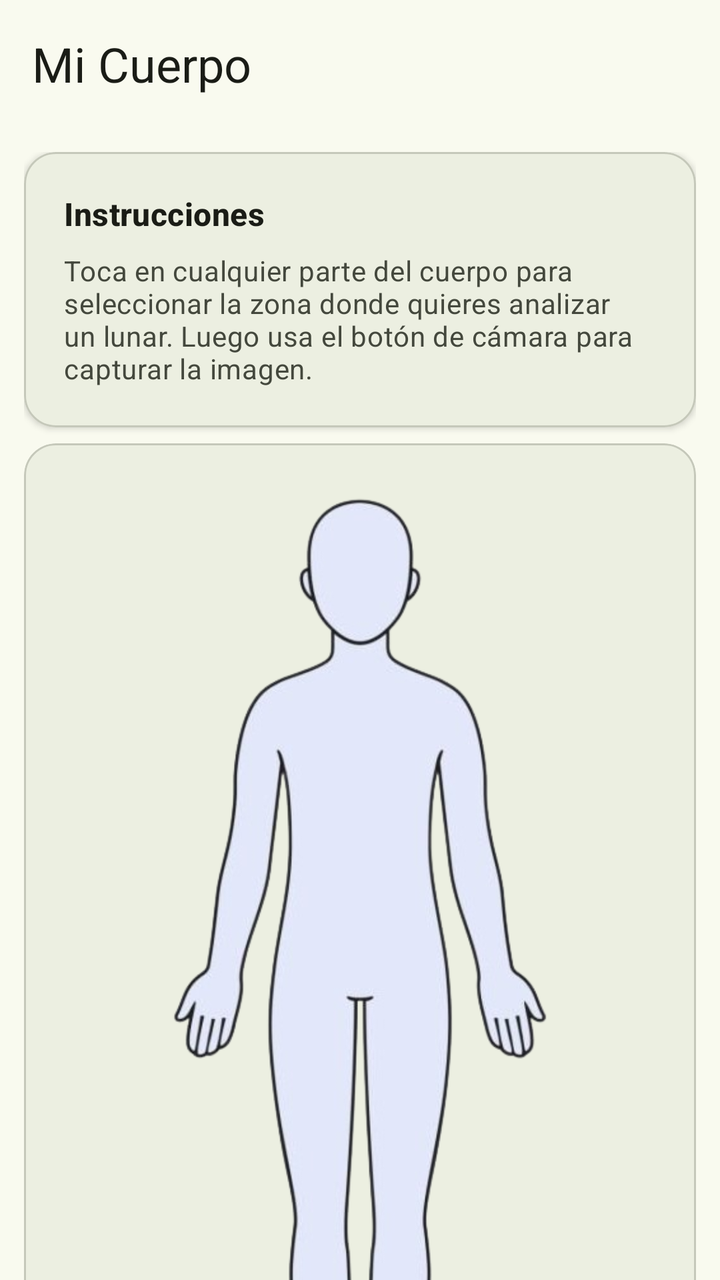
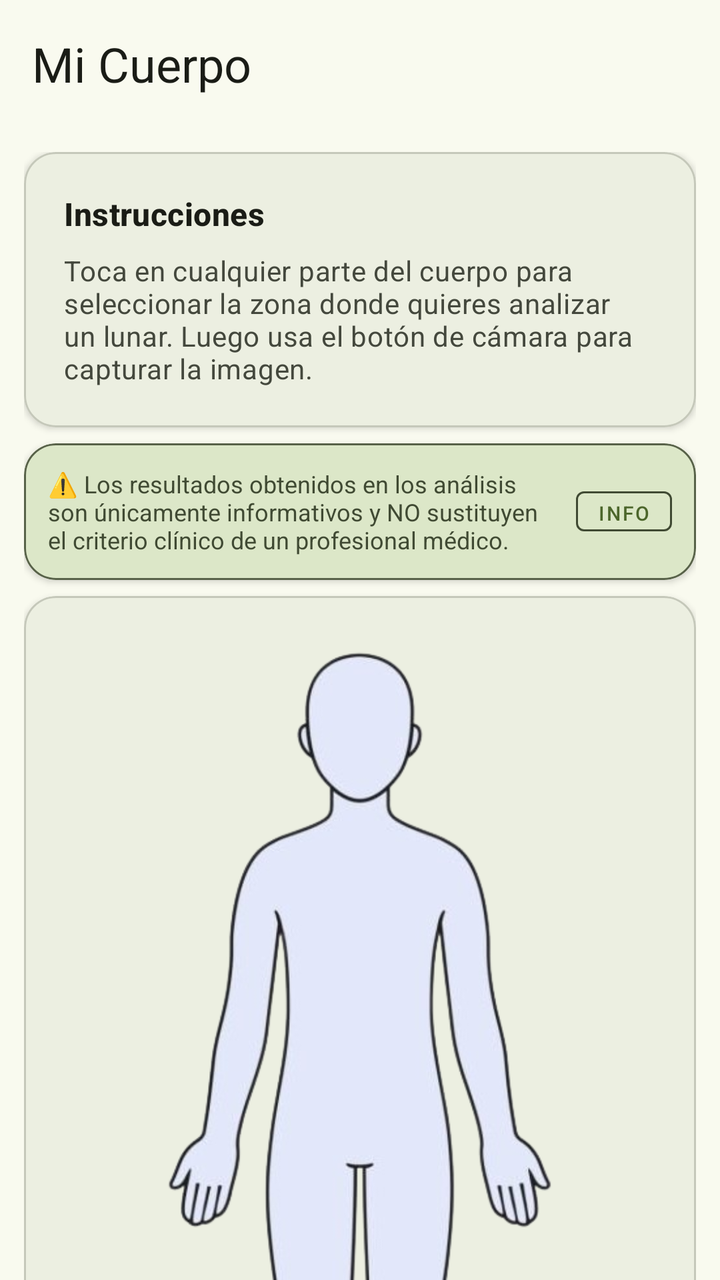

Screens rendered from an Android XML layout before and after an edit, with the pre-edit source and the edit as a unified diff.
<!-- AndroidManifest.xml: application theme Theme.SkinCare_TFM -->
<!-- res/layout/fragment_body.xml -->
<?xml version="1.0" encoding="utf-8"?>
<androidx.coordinatorlayout.widget.CoordinatorLayout
    xmlns:android="http://schemas.android.com/apk/res/android"
    xmlns:app="http://schemas.android.com/apk/res-auto"
    xmlns:tools="http://schemas.android.com/tools"
    android:layout_width="match_parent"
    android:layout_height="match_parent"
    android:background="?attr/colorSurface"
    tools:context="fragments.MyBodyFragment">

    
    <com.google.android.material.appbar.AppBarLayout
        android:layout_width="match_parent"
        android:layout_height="wrap_content"
        android:background="@android:color/transparent"
        app:elevation="0dp">

        <com.google.android.material.appbar.MaterialToolbar
            android:id="@+id/toolbar"
            android:layout_width="match_parent"
            android:layout_height="?attr/actionBarSize"
            android:background="@android:color/transparent"
            app:title="@string/my_body_title"
            app:titleTextAppearance="?attr/textAppearanceHeadlineSmall"
            app:titleTextColor="?attr/colorOnSurface"
            app:menu="@menu/body_menu" />

    </com.google.android.material.appbar.AppBarLayout>

    
    <androidx.core.widget.NestedScrollView
        android:layout_width="match_parent"
        android:layout_height="match_parent"
        app:layout_behavior="@string/appbar_scrolling_view_behavior">

        <androidx.constraintlayout.widget.ConstraintLayout
            android:layout_width="match_parent"
            android:layout_height="wrap_content"
            android:padding="12dp">

            
            <com.google.android.material.card.MaterialCardView
                android:id="@+id/card_info"
                android:layout_width="match_parent"
                android:layout_height="wrap_content"
                android:layout_marginBottom="16dp"
                style="@style/Widget.SkinCare_TFM.Card"
                app:layout_constraintTop_toTopOf="parent"
                app:layout_constraintStart_toStartOf="parent"
                app:layout_constraintEnd_toEndOf="parent">

                <LinearLayout
                    android:layout_width="match_parent"
                    android:layout_height="wrap_content"
                    android:orientation="vertical"
                    android:padding="20dp">

                    <TextView
                        android:layout_width="match_parent"
                        android:layout_height="wrap_content"
                        android:text="@string/body_instruction_title"
                        android:textAppearance="?attr/textAppearanceTitleMedium"
                        android:textColor="?attr/colorOnSurface"
                        android:textStyle="bold"
                        android:layout_marginBottom="8dp" />

                    <TextView
                        android:layout_width="match_parent"
                        android:layout_height="wrap_content"
                        android:text="@string/body_instruction_description"
                        android:textAppearance="?attr/textAppearanceBodyMedium"
                        android:textColor="?attr/colorOnSurfaceVariant" />

                </LinearLayout>

            </com.google.android.material.card.MaterialCardView>

            
            <com.google.android.material.card.MaterialCardView
                android:id="@+id/card_body_container"
                android:layout_width="match_parent"
                android:layout_height="0dp"
                android:layout_marginTop="8dp"
                android:layout_marginBottom="16dp"
                style="@style/Widget.SkinCare_TFM.Card"
                app:layout_constraintTop_toBottomOf="@id/card_info"
                app:layout_constraintStart_toStartOf="parent"
                app:layout_constraintEnd_toEndOf="parent"
                app:layout_constraintBottom_toBottomOf="parent"
                app:layout_constraintHeight_percent="0.77">

                <FrameLayout
                    android:layout_width="match_parent"
                    android:layout_height="match_parent"
                    android:padding="8dp">

                    
                    <ImageView
                        android:id="@+id/frontBodyImage"
                        android:layout_width="match_parent"
                        android:layout_height="match_parent"
                        android:layout_gravity="center"
                        android:adjustViewBounds="true"
                        android:contentDescription="@string/body_image_description"
                        android:scaleType="centerInside"
                        android:src="@drawable/front_body" />

                    
                    <ImageView
                        android:id="@+id/frontBodyImageAreas"
                        android:layout_width="match_parent"
                        android:layout_height="match_parent"
                        android:layout_gravity="center"
                        android:adjustViewBounds="true"
                        android:alpha="0"
                        android:contentDescription="@string/body_mask_description"
                        android:scaleType="centerInside"
                        android:src="@drawable/front_body_mask" />

                </FrameLayout>

            </com.google.android.material.card.MaterialCardView>

        </androidx.constraintlayout.widget.ConstraintLayout>

    </androidx.core.widget.NestedScrollView>

</androidx.coordinatorlayout.widget.CoordinatorLayout>
<!-- resources referenced by this layout -->
<resources>
  <string name="body_image_description">Imagen del cuerpo humano</string>
  <string name="body_instruction_description">Toca en cualquier parte del cuerpo para seleccionar la zona donde quieres analizar un lunar. Luego usa el botón de cámara para capturar la imagen.</string>
  <string name="body_instruction_title">Instrucciones</string>
  <string name="body_mask_description">Máscara de áreas del cuerpo</string>
  <string name="my_body_title">Mi Cuerpo</string>
  <style name="Widget.SkinCare_TFM.Card" parent="Widget.Material3.CardView.Elevated">
          <item name="cardElevation">2dp</item>
          <item name="cardCornerRadius">16dp</item>
          <item name="cardBackgroundColor">@color/md_theme_surface</item>
          <item name="strokeColor">@color/md_theme_outlineVariant</item>
          <item name="strokeWidth">1dp</item>
      </style>
  <style name="Theme.SkinCare_TFM" parent="Base.Theme.SkinCare_TFM" />
  <color name="md_theme_surface">#F9FAEF</color>
  <color name="md_theme_outlineVariant">#C5C8BA</color>
  <color name="md_theme_primary">#4C662B</color>
  <color name="md_theme_onPrimary">#FFFFFF</color>
  <color name="md_theme_primaryContainer">#CDEDA3</color>
  <color name="md_theme_onPrimaryContainer">#354E16</color>
  <color name="md_theme_secondary">#586249</color>
  <color name="md_theme_onSecondary">#FFFFFF</color>
  <color name="md_theme_secondaryContainer">#DCE7C8</color>
  <color name="md_theme_onSecondaryContainer">#404A33</color>
  <color name="md_theme_tertiary">#386663</color>
  <color name="md_theme_onTertiary">#FFFFFF</color>
  <color name="md_theme_tertiaryContainer">#BCECE7</color>
  <color name="md_theme_onTertiaryContainer">#1F4E4B</color>
  <color name="md_theme_error">#BA1A1A</color>
  <color name="md_theme_onError">#FFFFFF</color>
  <color name="md_theme_errorContainer">#FFDAD6</color>
  <color name="md_theme_onErrorContainer">#93000A</color>
  <color name="md_theme_background">#F9FAEF</color>
  <color name="md_theme_onBackground">#1A1C16</color>
  <color name="md_theme_onSurface">#1A1C16</color>
  <color name="md_theme_surfaceVariant">#E1E4D5</color>
  <color name="md_theme_onSurfaceVariant">#44483D</color>
  <color name="md_theme_outline">#75796C</color>
  <color name="md_theme_inverseSurface">#2F312A</color>
  <color name="md_theme_inverseOnSurface">#F1F2E6</color>
  <color name="md_theme_inversePrimary">#B1D18A</color>
  <color name="md_theme_primaryFixed">#CDEDA3</color>
  <color name="md_theme_onPrimaryFixed">#102000</color>
  <color name="md_theme_primaryFixedDim">#B1D18A</color>
  <color name="md_theme_onPrimaryFixedVariant">#354E16</color>
  <color name="md_theme_secondaryFixed">#DCE7C8</color>
  <color name="md_theme_onSecondaryFixed">#151E0B</color>
  <color name="md_theme_secondaryFixedDim">#BFCBAD</color>
  <color name="md_theme_onSecondaryFixedVariant">#404A33</color>
  <color name="md_theme_tertiaryFixed">#BCECE7</color>
  <color name="md_theme_onTertiaryFixed">#00201E</color>
  <color name="md_theme_tertiaryFixedDim">#A0D0CB</color>
  <color name="md_theme_onTertiaryFixedVariant">#1F4E4B</color>
  <color name="md_theme_surfaceDim">#DADBD0</color>
  <color name="md_theme_surfaceBright">#F9FAEF</color>
  <color name="md_theme_surfaceContainerLowest">#FFFFFF</color>
  <color name="md_theme_surfaceContainerLow">#F3F4E9</color>
  <color name="md_theme_surfaceContainer">#EEEFE3</color>
  <color name="md_theme_surfaceContainerHigh">#E8E9DE</color>
  <color name="md_theme_surfaceContainerHighest">#E2E3D8</color>
  <!-- unchanged entries left out for length: 3 -->
</resources>

<!-- the commit's change to res/layout/fragment_body.xml (unified diff, before → after) -->
@@ -77,17 +77,63 @@
 
             
             <com.google.android.material.card.MaterialCardView
+                android:id="@+id/card_medical_disclaimer"
+                android:layout_width="match_parent"
+                android:layout_height="wrap_content"
+                android:layout_marginTop="8dp"
+                android:layout_marginBottom="8dp"
+                style="@style/Widget.SkinCare_TFM.Card"
+                app:cardBackgroundColor="?attr/colorSecondaryContainer"
+                app:strokeColor="?attr/colorSecondary"
+                app:strokeWidth="1dp"
+                app:layout_constraintTop_toBottomOf="@id/card_info"
+                app:layout_constraintStart_toStartOf="parent"
+                app:layout_constraintEnd_toEndOf="parent">
+
+                <LinearLayout
+                    android:layout_width="match_parent"
+                    android:layout_height="wrap_content"
+                    android:orientation="horizontal"
+                    android:padding="12dp"
+                    android:gravity="center_vertical">
+
+                    <TextView
+                        android:layout_width="0dp"
+                        android:layout_height="wrap_content"
+                        android:layout_weight="1"
+                        android:text="@string/medical_disclaimer_short"
+                        android:textSize="12sp"
+                        android:textColor="?attr/colorOnSecondaryContainer"
+                        android:layout_marginEnd="8dp" />
+
+                    <com.google.android.material.button.MaterialButton
+                        android:id="@+id/disclaimerInfoButtonBody"
+                        android:layout_width="wrap_content"
+                        android:layout_height="32dp"
+                        android:text="Info"
+                        android:textSize="10sp"
+                        android:minWidth="48dp"
+                        style="@style/Widget.MaterialComponents.Button.TextButton"
+                        app:strokeColor="?attr/colorOnSecondaryContainer"
+                        app:strokeWidth="1dp" />
+
+                </LinearLayout>
+
+            </com.google.android.material.card.MaterialCardView>
+
+            
+            <com.google.android.material.card.MaterialCardView
                 android:id="@+id/card_body_container"
                 android:layout_width="match_parent"
                 android:layout_height="0dp"
                 android:layout_marginTop="8dp"
                 android:layout_marginBottom="16dp"
                 style="@style/Widget.SkinCare_TFM.Card"
-                app:layout_constraintTop_toBottomOf="@id/card_info"
+                app:layout_constraintTop_toBottomOf="@id/card_medical_disclaimer"
                 app:layout_constraintStart_toStartOf="parent"
                 app:layout_constraintEnd_toEndOf="parent"
                 app:layout_constraintBottom_toBottomOf="parent"
-                app:layout_constraintHeight_percent="0.77">
+                app:layout_constraintHeight_percent="0.70">
 
                 <FrameLayout
                     android:layout_width="match_parent"
<!-- resource entries referenced after the edit -->
@@ -4,6 +4,7 @@
   <string name="body_instruction_description">Toca en cualquier parte del cuerpo para seleccionar la zona donde quieres analizar un lunar. Luego usa el botón de cámara para capturar la imagen.</string>
   <string name="body_instruction_title">Instrucciones</string>
   <string name="body_mask_description">Máscara de áreas del cuerpo</string>
+  <string name="medical_disclaimer_short">⚠️ Los resultados obtenidos en los análisis son únicamente informativos y NO sustituyen el criterio clínico de un profesional médico.</string>
   <string name="my_body_title">Mi Cuerpo</string>
   <style name="Widget.SkinCare_TFM.Card" parent="Widget.Material3.CardView.Elevated">
           <item name="cardElevation">2dp</item>
